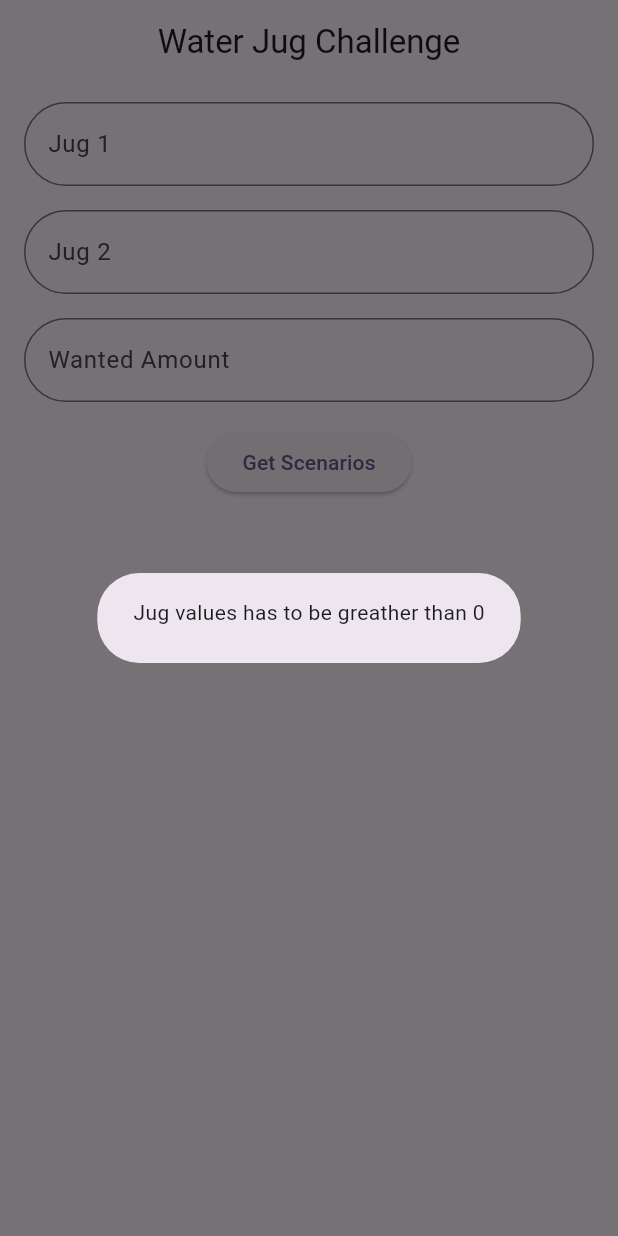
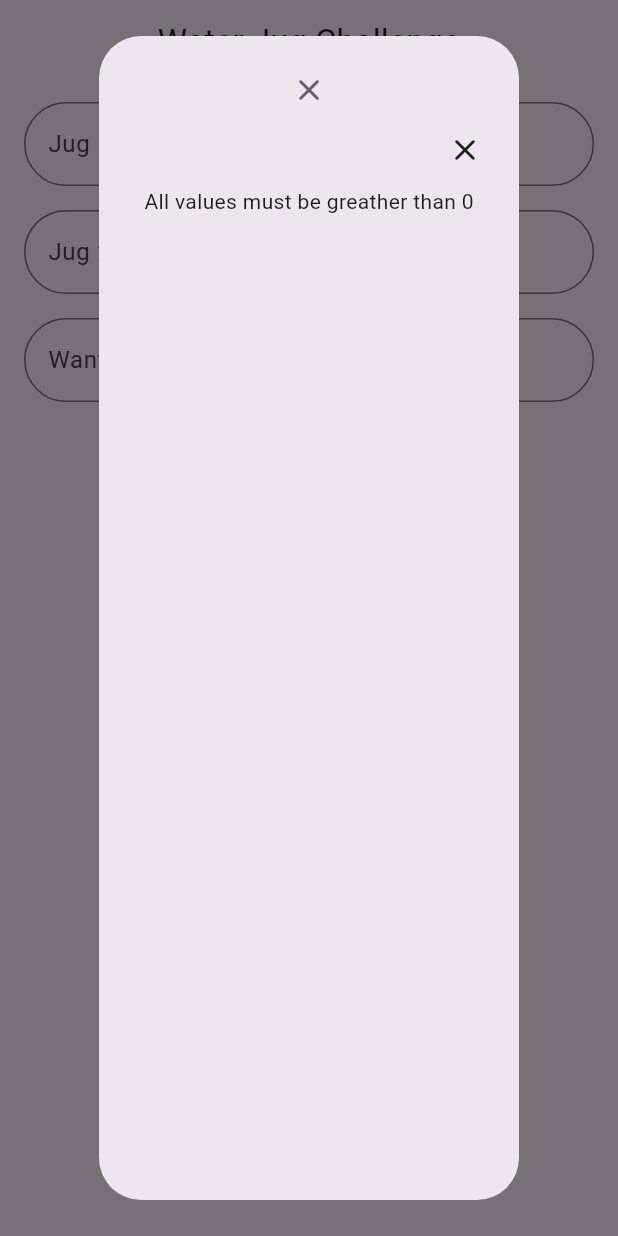
Before and after one commit to leandromichelforte/samo, a Flutter app: the screen it shows after launch, after a tap on "Get Scenarios", on a phone screen of 412 x 824 dp. Run offline on Flutter 3.47's test engine with Material 3 defaults, Android fonts, the phone set to English and light mode, and no system bars; our stand-ins replace bloc, dartz, equatable, flutter_bloc, get_it.

Commit message:
adding close icon button to error dialog, explaning no solution errors, adding wanted value must be greater than zero validation, setting up only portrait mode

```diff
--- a/lib/features/water_jug/domain/usecases/validate_values/validate_values_usecase_impl.dart
+++ b/lib/features/water_jug/domain/usecases/validate_values/validate_values_usecase_impl.dart
@@ -14,12 +14,19 @@
     required int jugTwo,
     required int wantedAmount,
   }) {
-    if (jugOne <= 0 || jugTwo <= 0) {
-      return const Left('Jug values has to be greather than 0');
+    if (jugOne <= 0 || jugTwo <= 0 || wantedAmount <= 0) {
+      return const Left('All values must be greather than 0');
+    } else if (jugOne.isEven && jugTwo.isEven && wantedAmount.isOdd) {
+      return const Left(
+          'No solution\nAn odd number cannot be reached from two even numbers');
     } else if (wantedAmount > max(jugOne, jugTwo)) {
-      return const Left('No Solution');
+      return const Left(
+        'No Solution\nWanted Amount must be lower than the each jug values',
+      );
     } else if ((wantedAmount % _gcdUsecase(x: jugOne, y: jugTwo)) != 0) {
-      return const Left('No Solution');
+      return const Left(
+        'No Solution\nGreat commom divisor between the jug values must be able to divide the wanted amount',
+      );
     }
     return const Right(null);
   }
--- a/lib/features/water_jug/presenter/cubits/water_jug/water_jug_cubit.dart
+++ b/lib/features/water_jug/presenter/cubits/water_jug/water_jug_cubit.dart
@@ -17,6 +17,7 @@
   final ValidateValuesUsecase _validateValuesUsecase;
 
   void getScenarios() {
+    emit(state.copyWith());
     final validateValuesEither = _validateValuesUsecase(
       jugOne: state.jugOne,
       jugTwo: state.jugTwo,
--- a/lib/features/water_jug/presenter/pages/water_jug/water_jug_page.dart
+++ b/lib/features/water_jug/presenter/pages/water_jug/water_jug_page.dart
@@ -43,7 +43,10 @@
             context: context,
             builder: (_) {
               return AlertDialog.adaptive(
-                content: Text(state.errorMessage),
+                icon: const Icon(Icons.close_rounded),
+                content: ErrorDialogWidget(
+                  errorMessage: state.errorMessage,
+                ),
               );
             },
           );
--- /dev/null
+++ b/lib/features/water_jug/presenter/pages/water_jug/widgets/error_dialog/error_dialog_widget.dart
@@ -0,0 +1,35 @@
+import 'package:flutter/material.dart';
+
+class ErrorDialogWidget extends StatelessWidget {
+  const ErrorDialogWidget({
+    required this.errorMessage,
+    super.key,
+  });
+
+  final String errorMessage;
+
+  @override
+  Widget build(BuildContext context) {
+    return Column(
+      children: [
+        Row(
+          mainAxisAlignment: MainAxisAlignment.end,
+          children: [
+            GestureDetector(
+              onTap: () {
+                Navigator.pop(context);
+              },
+              child: const Icon(
+                Icons.close_rounded,
+              ),
+            ),
+          ],
+        ),
+        const SizedBox(
+          height: 12,
+        ),
+        Text(errorMessage),
+      ],
+    );
+  }
+}
--- a/lib/features/water_jug/presenter/pages/water_jug/widgets/widgets.dart
+++ b/lib/features/water_jug/presenter/pages/water_jug/widgets/widgets.dart
@@ -1,3 +1,4 @@
 export './scenario_table/scenario_table_widget.dart';
 export './water_jug_text_form_field/water_jug_text_form_field_widget.dart';
 export './water_jug_form/water_jug_form_widget.dart';
+export './error_dialog/error_dialog_widget.dart';
--- a/lib/main.dart
+++ b/lib/main.dart
@@ -1,9 +1,12 @@
 import 'package:flutter/material.dart';
+import 'package:flutter/services.dart';
 import 'package:samo/core/injections/injections.dart';
 import 'package:samo/core/routes/named_routes.dart';
 import 'package:samo/core/routes/routes.dart';
 
 void main() {
+  SystemChrome.setPreferredOrientations(
+      [DeviceOrientation.portraitUp, DeviceOrientation.portraitDown]);
   WaterJugInject.inject();
   runApp(const App());
 }
```
Also changed, not shown: pubspec.yaml (+0 -16 lines), 2 other files.
